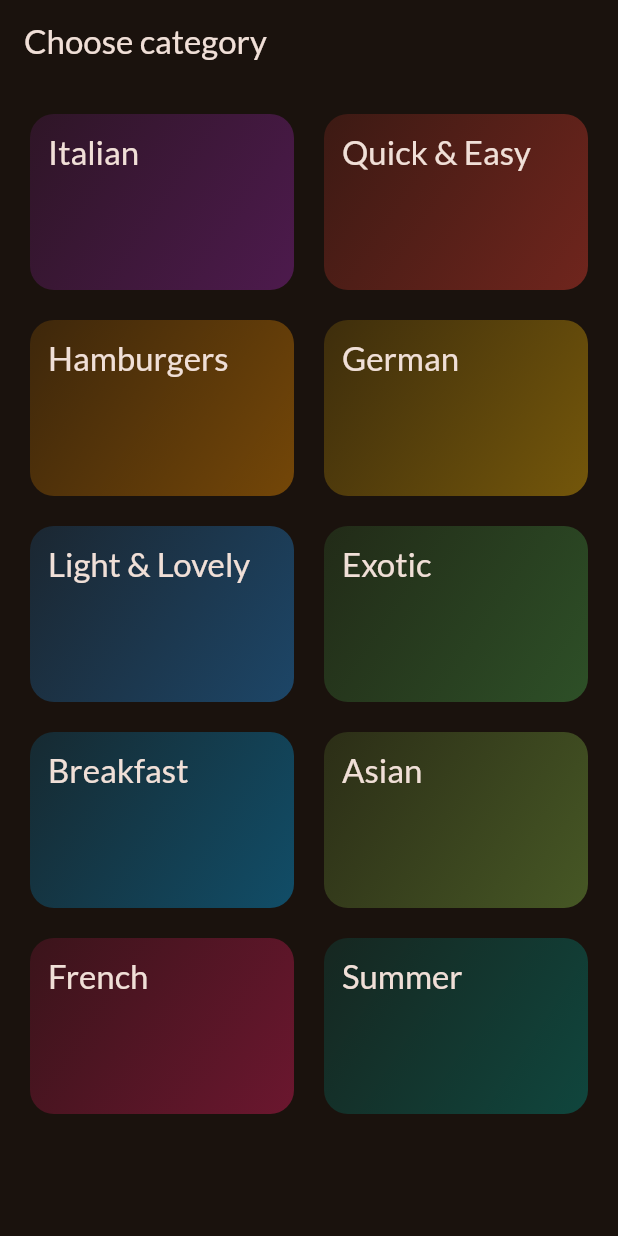
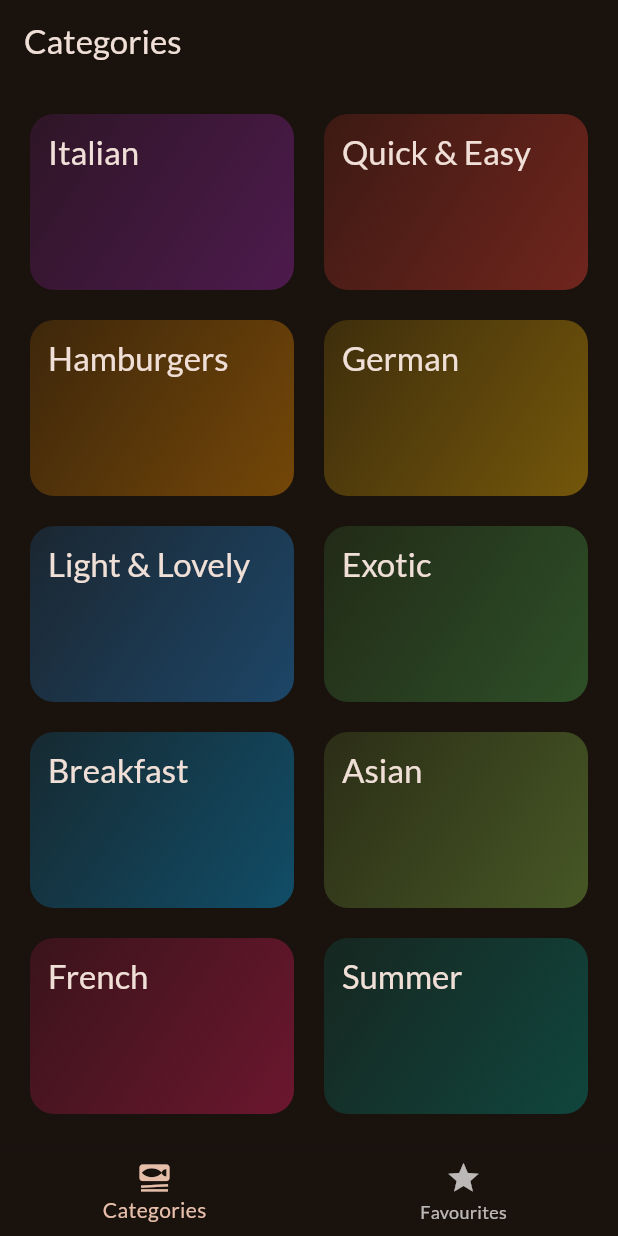
Before and after one commit to shahirahzaki/meals-app, a Flutter app: the screen it shows after launch, on a phone screen of 412 x 824 dp. Run offline on Flutter 3.47's test engine with Material 3 defaults, Android fonts, the phone set to English and light mode, and no system bars; our stand-ins replace google_fonts, transparent_image.

Commit message:
feat: implement TabsScreen for navigation between categories and favorites

```diff
--- a/lib/main.dart
+++ b/lib/main.dart
@@ -2,6 +2,7 @@ import 'package:flutter/material.dart';
 
 import 'package:google_fonts/google_fonts.dart';
 import 'package:meals_app/screens/categories.dart';
+import 'package:meals_app/screens/tabs.dart';
 
 final theme = ThemeData(
   useMaterial3: true,
@@ -21,6 +22,6 @@ class App extends StatelessWidget {
 
   @override
   Widget build(BuildContext context) {
-    return MaterialApp(theme: theme, home: CategoriesScreen());
+    return MaterialApp(theme: theme, home: TabsScreen());
   }
 }
--- a/lib/screens/categories.dart
+++ b/lib/screens/categories.dart
@@ -25,9 +25,7 @@ class CategoriesScreen extends StatelessWidget {
 
   @override
   Widget build(BuildContext context) {
-    return Scaffold(
-      appBar: AppBar(title: const Text('Choose category')),
-      body: GridView(
+    return GridView(
       //is scrollable by default
       padding: EdgeInsets.all(20),
       gridDelegate: SliverGridDelegateWithFixedCrossAxisCount(
@@ -45,7 +43,6 @@ class CategoriesScreen extends StatelessWidget {
             onSelectCategory: () => _selectCategory(context, category),
           ),
       ],
-      ),
     );
   }
 }
--- /dev/null
+++ b/lib/screens/tabs.dart
@@ -0,0 +1,49 @@
+import 'package:flutter/material.dart';
+import 'package:meals_app/screens/categories.dart';
+import 'package:meals_app/screens/meals.dart';
+
+class TabsScreen extends StatefulWidget {
+  const TabsScreen({super.key});
+
+  @override
+  State<TabsScreen> createState() => _TabsScreenState();
+}
+
+class _TabsScreenState extends State<TabsScreen> {
+  int _selectedPageIndex = 0;
+
+  void _selectPage(int index) {
+    setState(() {
+      _selectedPageIndex = index;
+    });
+  }
+
+  @override
+  Widget build(BuildContext context) {
+    Widget activePage = CategoriesScreen();
+    var activePageTitle = 'Categories';
+
+    if (_selectedPageIndex == 1) {
+      activePage = MealsScreen(meals: []);
+      activePageTitle = 'Your Favourites';
+    }
+
+    return Scaffold(
+      appBar: AppBar(title: Text(activePageTitle)),
+      body: activePage,
+      bottomNavigationBar: BottomNavigationBar(
+        items: [
+          BottomNavigationBarItem(
+            icon: Icon(Icons.set_meal),
+            label: 'Categories',
+          ),
+          BottomNavigationBarItem(icon: Icon(Icons.star), label: 'Favourites'),
+        ],
+        onTap: (index) {
+          _selectPage(index);
+        },
+        currentIndex: _selectedPageIndex,
+      ),
+    );
+  }
+}
```
Also changed, not shown: lib/screens/meals.dart (+7 -3 lines). Lines whose indentation alone changed are shown as unchanged.
